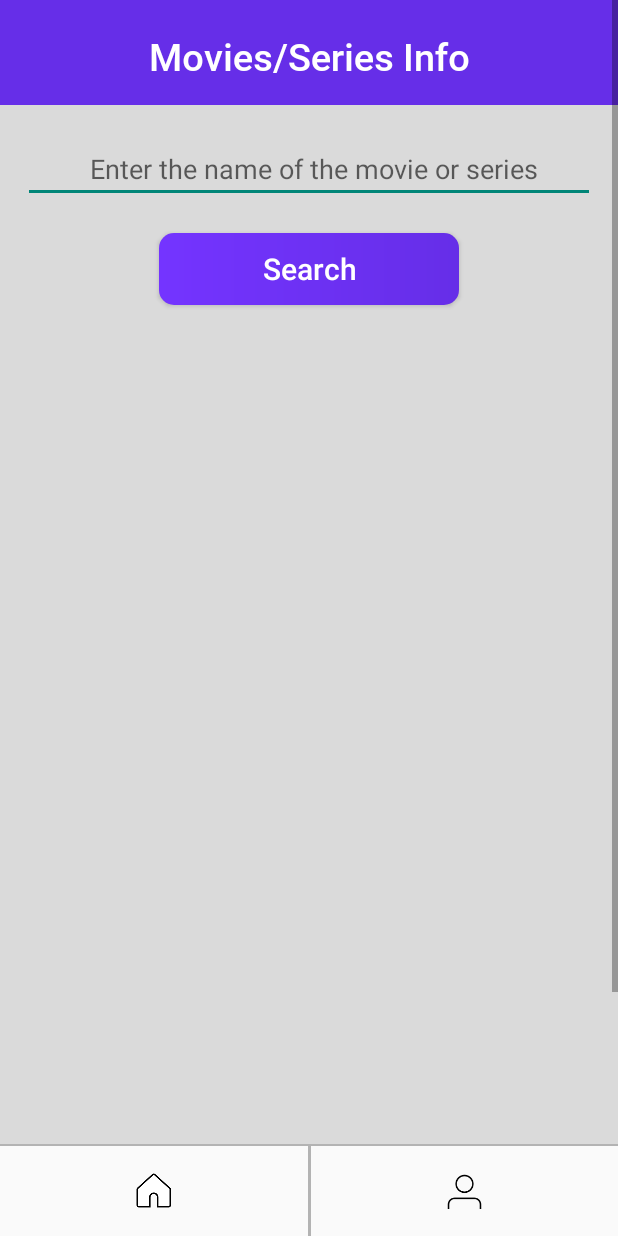
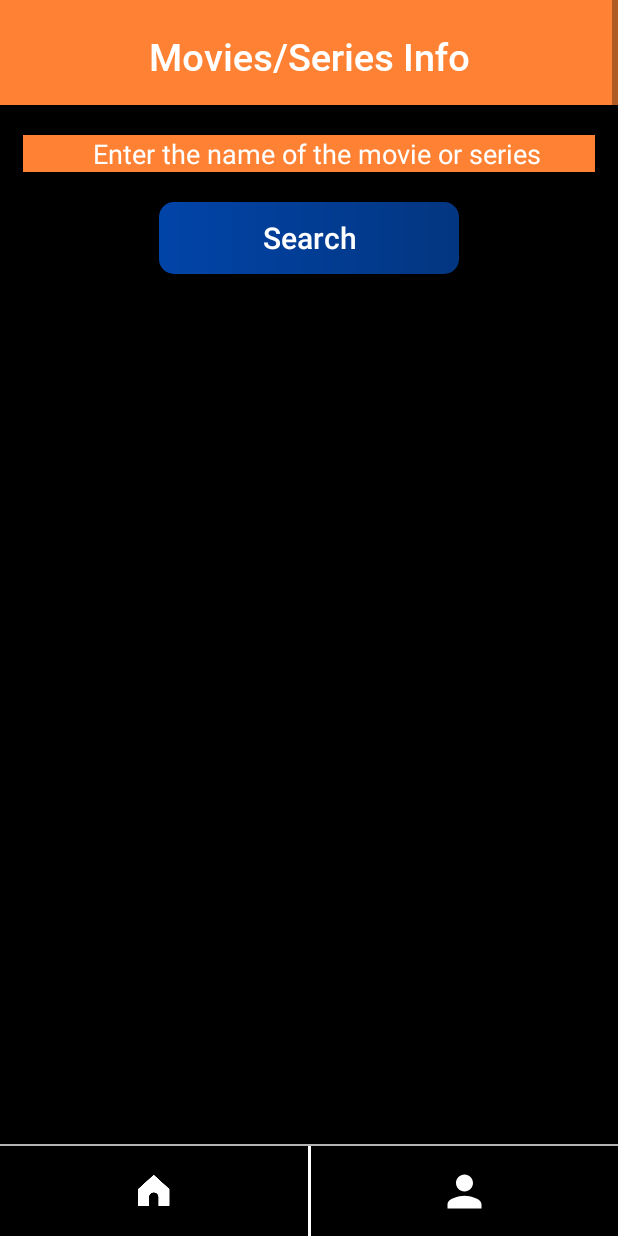
Before and after one commit to Giulio-Giu/MovieSearch, an Android app: the HomeActivity screen opened directly, with no data from a screen before it, on a phone screen of 412 x 824 dp. Run offline under Robolectric (Android 15) with nearby library versions, the phone set to English and light mode, and no system bars; pictures from the network do not load.

Commit message:
Alterando layout
Alterando layout para cor preta e laranja

```diff
--- a/app/src/main/res/drawable/button_purple.xml
+++ b/app/src/main/res/drawable/button_blue.xml
@@ -3,9 +3,9 @@
        android:shape="rectangle">
 
     <gradient
-            android:endColor="@color/dark_purple"
-            android:startColor="@color/light_purple"/>
+            android:endColor="@color/dark_blue"
+            android:startColor="@color/light_blue" />
 
-    <corners android:radius="10dp"/>
+    <corners android:radius="10dp" />
 
 </shape>
--- /dev/null
+++ b/app/src/main/res/drawable/ic_profile_white.xml
@@ -0,0 +1,5 @@
+<vector android:height="34dp" android:tint="#FFFFFF"
+    android:viewportHeight="24.0" android:viewportWidth="24.0"
+    android:width="34dp" xmlns:android="http://schemas.android.com/apk/res/android">
+    <path android:fillColor="#FF000000" android:pathData="M12,12c2.21,0 4,-1.79 4,-4s-1.79,-4 -4,-4 -4,1.79 -4,4 1.79,4 4,4zM12,14c-2.67,0 -8,1.34 -8,4v2h16v-2c0,-2.66 -5.33,-4 -8,-4z"/>
+</vector>
--- a/app/src/main/res/layout/activity_home.xml
+++ b/app/src/main/res/layout/activity_home.xml
@@ -12,7 +12,7 @@
             android:id="@+id/frame_layout"
             android:layout_width="match_parent"
             android:layout_height="0dp"
-            android:background="@color/white"
+            android:background="@color/black"
             app:layout_constraintBottom_toTopOf="@id/line"
             app:layout_constraintTop_toTopOf="parent">
 
@@ -39,20 +39,20 @@
                 android:layout_width="match_parent"
                 android:layout_height="match_parent"
                 android:layout_weight="1"
-                android:background="@color/transparent"
+                android:background="@color/black"
                 android:src="@drawable/ic_home"/>
         <View
                 android:layout_width="2dp"
                 android:layout_height="match_parent"
-                android:background="@color/gray"/>
+                android:background="@color/white"/>
 
         <ImageButton
                 android:id="@+id/btn_profile"
                 android:layout_width="match_parent"
                 android:layout_height="match_parent"
                 android:layout_weight="1"
-                android:background="@color/transparent"
-                android:src="@drawable/ic_profile"/>
+                android:background="@color/black"
+                android:src="@drawable/ic_profile_white"/>
     </LinearLayout>
 
 </androidx.constraintlayout.widget.ConstraintLayout>
--- a/app/src/main/res/layout/activity_splash.xml
+++ b/app/src/main/res/layout/activity_splash.xml
@@ -5,7 +5,7 @@
         xmlns:tools="http://schemas.android.com/tools"
         android:layout_width="match_parent"
         android:layout_height="match_parent"
-        android:background="@color/white"
+        android:background="@color/black"
         tools:context=".ui.activities.SplashActivity">
 
 
@@ -15,7 +15,7 @@
             android:layout_height="200dp"
             android:background="@color/transparent"
             android:scaleType="centerCrop"
-            android:src="@drawable/logo"
+            android:src="@drawable/msi_logo"
             app:layout_constraintBottom_toBottomOf="parent"
             app:layout_constraintEnd_toEndOf="parent"
             app:layout_constraintStart_toStartOf="parent"
--- a/app/src/main/res/layout/fragment_historic.xml
+++ b/app/src/main/res/layout/fragment_historic.xml
@@ -5,12 +5,12 @@
         xmlns:tools="http://schemas.android.com/tools"
         android:layout_width="match_parent"
         android:layout_height="match_parent"
-        android:background="@color/white"
+        android:background="@color/black"
         tools:context=".ui.fragments.HistoricFragment">
 
     <View android:layout_width="wrap_content"
           android:layout_height="70dp"
-          android:background="@color/purple"
+          android:background="@color/orange"
           app:layout_constraintEnd_toEndOf="parent"
           app:layout_constraintStart_toStartOf="parent"
           app:layout_constraintTop_toTopOf="parent"/>
@@ -34,6 +34,7 @@
             android:layout_width="wrap_content"
             android:layout_height="wrap_content"
             android:layout_marginTop="50dp"
+            android:textColor="@color/white"
             android:text="@string/fragmentHistoric_message_error"
             android:textSize="20sp"
             android:visibility="invisible"
--- a/app/src/main/res/layout/fragment_home.xml
+++ b/app/src/main/res/layout/fragment_home.xml
@@ -5,7 +5,7 @@
         xmlns:tools="http://schemas.android.com/tools"
         android:layout_width="match_parent"
         android:layout_height="match_parent"
-        android:background="@color/background_gray"
+        android:background="@color/black"
         tools:context=".ui.fragments.HomeFragment">
 
     <ScrollView
@@ -20,7 +20,7 @@
 
             <View android:layout_width="wrap_content"
                   android:layout_height="70dp"
-                  android:background="@color/purple"
+                  android:background="@color/orange"
                   app:layout_constraintEnd_toEndOf="parent"
                   app:layout_constraintStart_toStartOf="parent"
                   app:layout_constraintTop_toTopOf="parent"/>
@@ -44,6 +44,8 @@
             <EditText
                     android:id="@+id/et_movieSearchHint"
                     android:layout_width="match_parent"
+                    android:background="@color/orange"
+                    android:textColor="@color/white"
                     android:layout_height="wrap_content"
                     android:layout_marginStart="15dp"
                     android:layout_marginLeft="15dp"
@@ -51,6 +53,7 @@
                     android:layout_marginEnd="15dp"
                     android:layout_marginRight="15dp"
                     android:gravity="center_horizontal"
+                    android:textColorHint="@color/white"
                     android:hint="@string/home_movieSearchHint"
                     android:paddingStart="10dp"
                     android:paddingLeft="10dp"
@@ -66,7 +69,7 @@
                     android:layout_marginTop="20dp"
                     android:layout_marginEnd="15dp"
                     android:layout_marginRight="15dp"
-                    android:background="@drawable/button_purple"
+                    android:background="@drawable/button_blue"
                     android:text="@string/home_btn_search"
                     android:textAllCaps="false"
                     android:textColor="@color/white"
@@ -119,7 +122,7 @@
                         android:layout_marginEnd="15dp"
                         android:layout_marginRight="15dp"
                         android:text="@string/home_film_title"
-                        android:textColor="@color/purple"
+                        android:textColor="@color/orange"
                         android:textSize="25sp"
                         app:fontFamily="@font/robotomedium"
                         app:layout_constraintEnd_toStartOf="@id/iv_movie_star"
@@ -145,6 +148,7 @@
                         android:layout_width="wrap_content"
                         android:layout_height="wrap_content"
                         android:layout_marginStart="1dp"
+                        android:textColor="@color/white"
                         android:layout_marginLeft="1dp"
                         android:layout_marginTop="30dp"
                         android:text="@string/home_film_imdb_rating"
@@ -161,6 +165,7 @@
                         android:layout_marginEnd="20dp"
                         android:layout_marginRight="20dp"
                         android:text="@string/home_film_imdb_rating_total"
+                        android:textColor="@color/white"
                         android:textSize="13sp"
                         app:fontFamily="@font/robotoregular"
                         app:layout_constraintEnd_toEndOf="parent"
@@ -171,6 +176,7 @@
                         android:layout_width="wrap_content"
                         android:layout_height="wrap_content"
                         android:layout_marginTop="52dp"
+                        android:textColor="@color/white"
                         android:text="@string/home_film_imdb_votes"
                         android:textSize="11sp"
                         app:fontFamily="@font/robotoregular"
@@ -184,6 +190,7 @@
                         android:layout_marginStart="15dp"
                         android:layout_marginLeft="15dp"
                         android:layout_marginTop="10dp"
+                        android:textColor="@color/white"
                         android:text="@string/home_film_type"
                         android:textSize="13sp"
                         app:fontFamily="@font/robotoregular"
@@ -209,6 +216,7 @@
                         android:layout_marginLeft="7dp"
                         android:layout_marginTop="10dp"
                         android:text="@string/home_film_runtime"
+                        android:textColor="@color/white"
                         android:textSize="13sp"
                         app:fontFamily="@font/robotoregular"
                         app:layout_constraintStart_toEndOf="@id/view_left_runtime"
@@ -233,6 +241,7 @@
                         android:layout_marginLeft="7dp"
                         android:layout_marginTop="10dp"
                         android:text="@string/home_film_released"
+                        android:textColor="@color/white"
                         android:textSize="13sp"
                         app:fontFamily="@font/robotoregular"
                         app:layout_constraintStart_toEndOf="@id/view_left_released"
@@ -257,6 +266,7 @@
                         android:layout_marginLeft="7dp"
                         android:layout_marginTop="10dp"
                         android:text="@string/home_series_year"
+                        android:textColor="@color/white"
                         android:textSize="13sp"
                         app:fontFamily="@font/robotoregular"
                         app:layout_constraintStart_toEndOf="@id/view_left_year"
@@ -280,6 +290,7 @@
                         android:layout_marginStart="7dp"
                         android:layout_marginLeft="7dp"
                         android:layout_marginTop="10dp"
+                        android:textColor="@color/white"
                         android:text="@string/home_film_country"
                         android:textSize="13sp"
                         app:fontFamily="@font/robotoregular"
@@ -300,9 +311,11 @@
                         android:layout_height="wrap_content"
                         android:layout_marginTop="15dp"
                         android:paddingStart="15dp"
+                        android:textColor="@color/white"
                         android:paddingLeft="15dp"
                         android:paddingEnd="15dp"
                         android:paddingRight="15dp"
+                        android:background="@color/orange"
                         android:text="@string/home_series_episodeGuide"
                         android:textSize="16sp"
                         app:fontFamily="@font/robotoregular"
@@ -314,9 +327,11 @@
                         android:layout_width="match_parent"
                         android:layout_height="wrap_content"
                         android:paddingStart="16dp"
+                        android:background="@color/orange"
                         android:paddingLeft="16dp"
                         android:paddingEnd="16dp"
                         android:paddingRight="16dp"
+                        android:textColor="@color/white"
                         android:text="@string/home_series_totalSeasons"
                         android:textSize="13sp"
                         app:fontFamily="@font/robotoregular"
@@ -358,6 +373,7 @@
                         android:layout_width="350dp"
                         android:layout_height="wrap_content"
                         android:layout_marginStart="10dp"
+                        android:textColor="@color/white"
                         android:layout_marginLeft="10dp"
                         android:layout_marginTop="10dp"
                         android:layout_marginEnd="10dp"
@@ -378,6 +394,7 @@
                         android:layout_marginStart="15dp"
                         android:layout_marginLeft="15dp"
                         android:layout_marginTop="5dp"
+                        android:textColor="@color/white"
                         android:text="@string/home_movie_director_title"
                         android:textSize="17sp"
                         app:fontFamily="@font/robotoregular"
@@ -392,6 +409,7 @@
                         android:layout_marginLeft="7dp"
                         android:layout_marginTop="8dp"
                         android:layout_marginEnd="15dp"
+                        android:textColor="@color/white"
                         android:layout_marginRight="15dp"
                         android:text="@string/home_movie_director"
                         android:textSize="14sp"
@@ -407,6 +425,7 @@
                         android:layout_marginStart="15dp"
                         android:layout_marginLeft="15dp"
                         android:layout_marginTop="5dp"
+                        android:textColor="@color/white"
                         android:text="@string/home_movie_boxOffice_title"
                         android:textSize="17sp"
                         app:fontFamily="@font/robotoregular"
@@ -421,6 +440,7 @@
                         android:layout_marginLeft="7dp"
                         android:layout_marginTop="8dp"
                         android:layout_marginEnd="15dp"
+                        android:textColor="@color/white"
                         android:layout_marginRight="15dp"
                         android:text="@string/home_movie_boxOffice"
                         android:textSize="14sp"
@@ -435,6 +455,7 @@
                         android:layout_height="wrap_content"
                         android:layout_marginStart="15dp"
                         android:layout_marginLeft="15dp"
+                        android:textColor="@color/white"
                         android:layout_marginTop="5dp"
                         android:text="@string/home_movie_production_title"
                         android:textSize="17sp"
@@ -450,6 +471,7 @@
                         android:layout_marginLeft="7dp"
                         android:layout_marginTop="8dp"
                         android:layout_marginEnd="15dp"
+                        android:textColor="@color/white"
                         android:layout_marginRight="15dp"
                         android:text="@string/home_movie_production"
                         android:textSize="14sp"
@@ -466,6 +488,7 @@
                         android:layout_marginLeft="15dp"
                         android:layout_marginTop="5dp"
                         android:text="@string/home_film_genre_title"
+                        android:textColor="@color/white"
                         android:textSize="17sp"
                         app:fontFamily="@font/robotoregular"
                         app:layout_constraintStart_toStartOf="parent"
@@ -479,6 +502,7 @@
                         android:layout_marginLeft="7dp"
                         android:layout_marginTop="8dp"
                         android:layout_marginEnd="15dp"
+                        android:textColor="@color/white"
                         android:layout_marginRight="15dp"
                         android:text="@string/home_film_genre"
                         android:textSize="14sp"
@@ -495,6 +519,7 @@
                         android:layout_marginStart="15dp"
                         android:layout_marginLeft="15dp"
                         android:layout_marginTop="5dp"
+                        android:textColor="@color/white"
                         android:text="@string/home_film_actors_title"
                         android:textSize="17sp"
                         app:fontFamily="@font/robotoregular"
@@ -509,6 +534,7 @@
                         android:layout_marginLeft="7dp"
                         android:layout_marginTop="8dp"
                         android:layout_marginEnd="15dp"
+                        android:textColor="@color/white"
                         android:layout_marginRight="15dp"
                         android:text="@string/home_film_actors"
                         android:textSize="14sp"
@@ -523,6 +549,7 @@
                         android:layout_height="wrap_content"
                         android:layout_marginStart="15dp"
                         android:layout_marginLeft="15dp"
+                        android:textColor="@color/white"
                         android:layout_marginTop="5dp"
                         android:text="@string/home_film_writers_title"
                         android:textSize="17sp"
@@ -538,6 +565,7 @@
                         android:layout_marginLeft="7dp"
                         android:layout_marginTop="8dp"
                         android:layout_marginEnd="15dp"
+                        android:textColor="@color/white"
                         android:layout_marginRight="15dp"
                         android:text="@string/home_film_writers"
                         android:textSize="14sp"
@@ -553,6 +581,7 @@
                         android:layout_marginStart="15dp"
                         android:layout_marginLeft="15dp"
                         android:layout_marginTop="5dp"
+                        android:textColor="@color/white"
                         android:text="@string/home_film_awards_title"
                         android:textSize="17sp"
                         app:fontFamily="@font/robotoregular"
@@ -567,6 +596,7 @@
                         android:layout_marginLeft="7dp"
                         android:layout_marginTop="8dp"
                         android:layout_marginEnd="15dp"
+                        android:textColor="@color/white"
                         android:layout_marginRight="15dp"
                         android:text="@string/home_film_awards"
                         android:textSize="14sp"
--- a/app/src/main/res/layout/item_episode.xml
+++ b/app/src/main/res/layout/item_episode.xml
@@ -8,7 +8,7 @@
         android:layout_marginBottom="10dp"
         android:paddingTop="10dp"
         android:paddingBottom="10dp"
-        android:background="@color/background_gray">
+        android:background="@color/orange">
 
     <TextView
             android:id="@+id/episode_number"
@@ -17,6 +17,7 @@
             android:layout_gravity="center_vertical"
             android:layout_marginTop="1dp"
             android:layout_marginBottom="20dp"
+            android:textColor="@color/white"
             android:text="@string/itemEpisode_number"
             android:textSize="15sp"
             app:fontFamily="@font/robotoregular"
@@ -29,6 +30,7 @@
             android:layout_height="wrap_content"
             android:layout_marginLeft="5dp"
             android:layout_marginRight="5dp"
+            android:textColor="@color/white"
             android:text="@string/itemEpisode_title"
             android:textSize="16sp"
             app:fontFamily="@font/robotomedium"
@@ -53,6 +55,7 @@
             android:layout_height="wrap_content"
             android:layout_marginTop="1dp"
             android:text="@string/itemEpisode_rating"
+            android:textColor="@color/white"
             android:textSize="15sp"
             app:fontFamily="@font/robotoregular"
             app:layout_constraintEnd_toEndOf="parent"
--- a/app/src/main/res/layout/item_historic.xml
+++ b/app/src/main/res/layout/item_historic.xml
@@ -5,13 +5,13 @@
         android:layout_width="match_parent"
         android:layout_height="wrap_content"
         android:layout_marginBottom="10dp"
-        android:background="@color/background_gray">
+        android:background="@color/black">
 
     <View
             android:id="@+id/view_itemHistoric"
             android:layout_width="0dp"
             android:layout_height="2dp"
-            android:background="@color/dark_gray"
+            android:background="@color/white"
             app:layout_constraintEnd_toEndOf="parent"
             app:layout_constraintStart_toStartOf="parent"
             app:layout_constraintTop_toTopOf="parent"/>
@@ -25,6 +25,7 @@
             android:layout_marginTop="3dp"
             android:layout_marginEnd="10dp"
             android:layout_marginRight="10dp"
+            android:textColor="@color/white"
             android:text="@string/itemHistoric_search"
             android:textSize="20sp"
             app:fontFamily="@font/robotomedium"
--- a/app/src/main/res/values/colors.xml
+++ b/app/src/main/res/values/colors.xml
@@ -10,6 +10,8 @@
     <color name="gray">#b3b3b3</color>
     <color name="dark_gray">#8D8B8B</color>
     <color name="background_gray">#DADADA</color>
+
+    <color name="orange">#ff8234</color>
 
     <color name="blue">#0144A8</color>
 
@@ -28,12 +30,18 @@
     <color name="light_green">#52FF34</color>
     <color name="dark_green">#4AE82E</color>
 
+    <color name="light_blue">#0144A8</color>
+    <color name="dark_blue">#033681</color>
+
     <color name="light_red">#FF3434</color>
     <color name="dark_red">#E82E2E</color>
 
     <color name="light_purple">#7434FF</color>
     <color name="dark_purple">#662EE8</color>
 
+    <color name="light_orange">#ff8234</color>
+    <color name="dark_orange">#FF6B0E</color>
+
     <color name="transparent">#00000000</color>
 
 </resources>
```
Also changed, not shown: app/src/main/res/layout/activity_forgot_password.xml (+9 -7 lines), app/src/main/res/layout/activity_sign_in.xml (+12 -7 lines), app/src/main/res/layout/activity_sign_up.xml (+15 -6 lines), app/src/main/res/layout/fragment_episodes.xml (+6 -4 lines), app/src/main/res/layout/fragment_profile.xml (+10 -10 lines), app/src/main/res/drawable-v24/logo.png (deleted), app/src/main/res/drawable-v24/msi_logo.png (added), app/src/main/res/drawable-v24/profile_icon.png (added).
